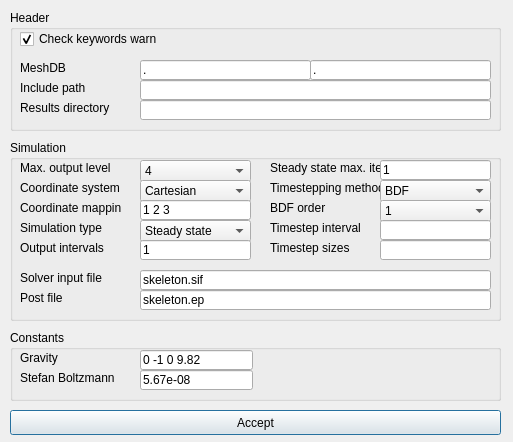
Before: the Qt Designer form misc/Mesh3D/forms/generalsetup.ui in tehnick/elmerfem, drawn with Qt 5.
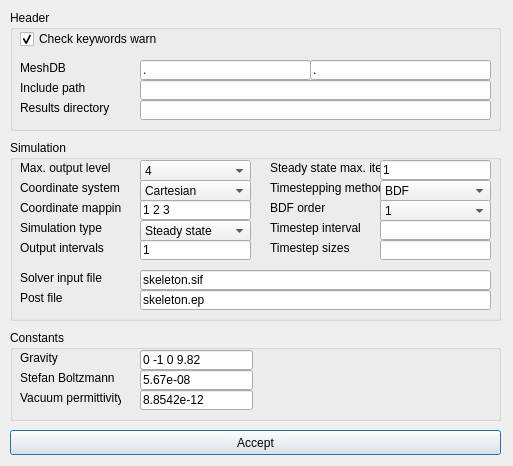
After: the same form once the commit is applied. Icons and pictures are not drawn.

Commit message: Added permittivity of vacuum in constants.

Patch:
```diff
--- a/misc/Mesh3D/forms/generalsetup.ui
+++ b/misc/Mesh3D/forms/generalsetup.ui
@@ -6,7 +6,7 @@
     <x>0</x>
     <y>0</y>
     <width>513</width>
-    <height>442</height>
+    <height>466</height>
    </rect>
   </property>
   <property name="windowTitle" >
@@ -530,7 +530,7 @@
      <x>10</x>
      <y>330</y>
      <width>491</width>
-     <height>71</height>
+     <height>91</height>
     </rect>
    </property>
    <property name="title" >
@@ -588,12 +588,38 @@
      <string>5.67e-08</string>
     </property>
    </widget>
+   <widget class="QLabel" name="vacuumPermittivityLabel" >
+    <property name="geometry" >
+     <rect>
+      <x>10</x>
+      <y>60</y>
+      <width>101</width>
+      <height>16</height>
+     </rect>
+    </property>
+    <property name="text" >
+     <string>Vacuum permittivity</string>
+    </property>
+   </widget>
+   <widget class="QLineEdit" name="vacuumPermittivityEdit" >
+    <property name="geometry" >
+     <rect>
+      <x>130</x>
+      <y>60</y>
+      <width>113</width>
+      <height>20</height>
+     </rect>
+    </property>
+    <property name="text" >
+     <string>8.8542e-12</string>
+    </property>
+   </widget>
   </widget>
   <widget class="QPushButton" name="acceptButton" >
    <property name="geometry" >
     <rect>
      <x>10</x>
-     <y>410</y>
+     <y>430</y>
      <width>491</width>
      <height>25</height>
     </rect>
```
